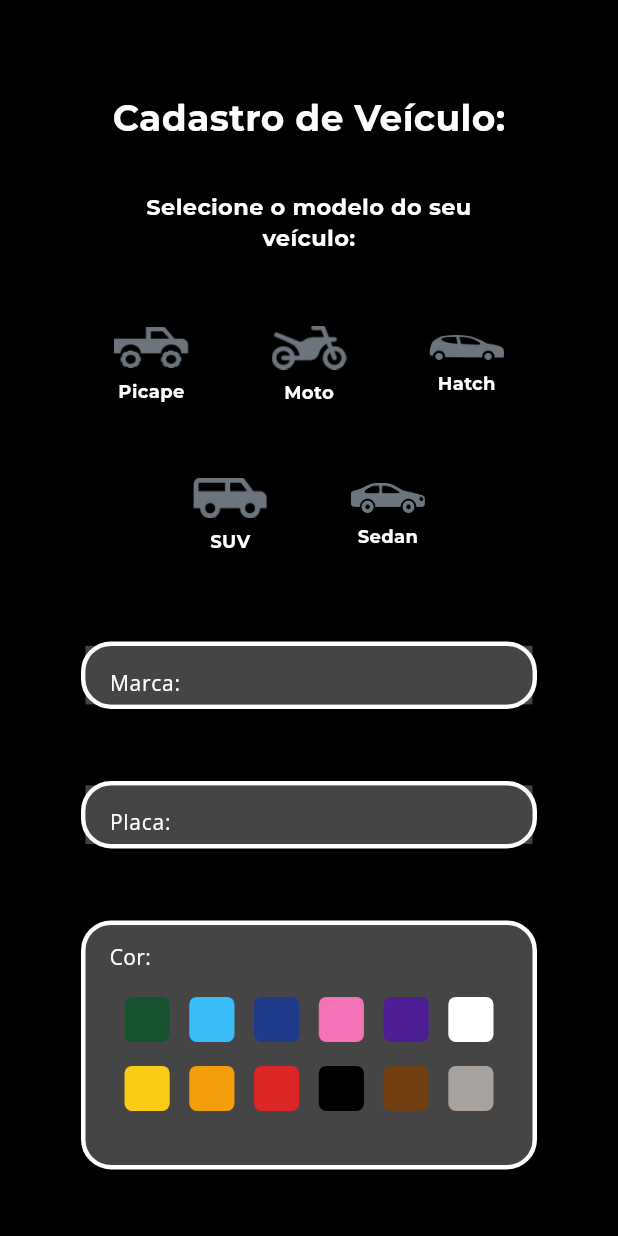
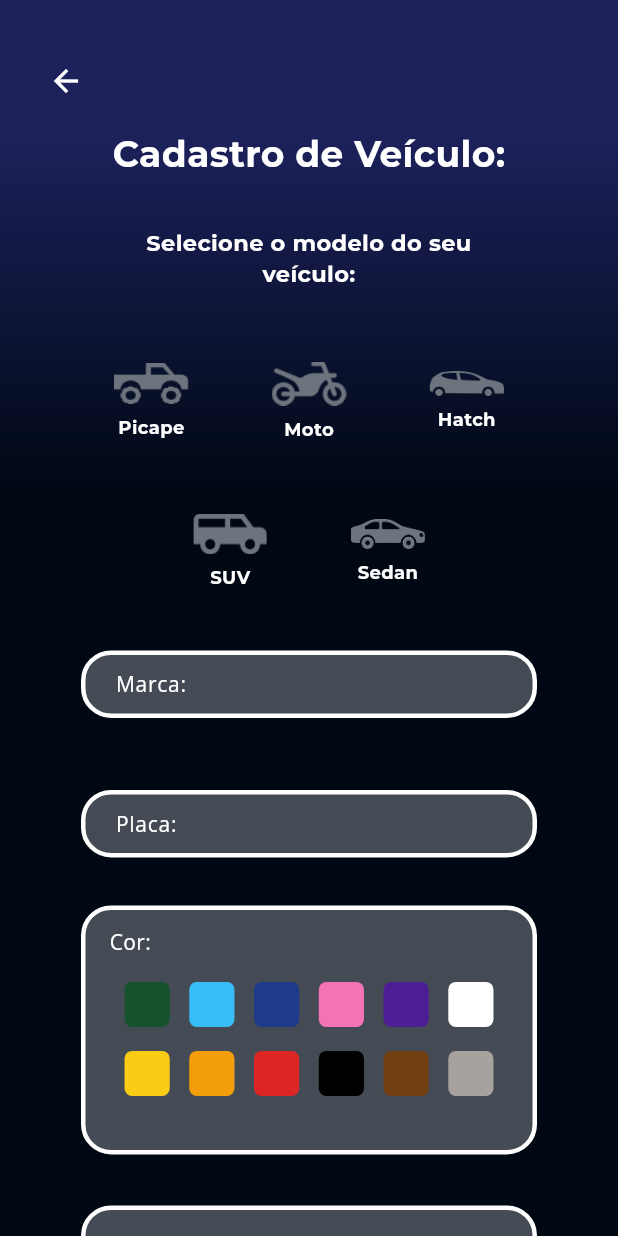
Before and after one commit to GuizinSX7/TCC-Neto-garage, a Flutter app: the screen it shows after launch, on a phone screen of 412 x 824 dp. Run offline on Flutter 3.47's test engine with Material 3 defaults, Android fonts, the light colour scheme and no system bars; our stand-ins replace firebase_core; accounts and stored records are empty.

Commit message:
veiculo alterações finais

```diff
--- a/tcc_neto_garage/lib/components/cadastroveiculoComp.dart
+++ b/tcc_neto_garage/lib/components/cadastroveiculoComp.dart
@@ -9,27 +9,54 @@ class Cadastroveiculo extends StatefulWidget {
 }
 
 class _CadastroveiculoState extends State<Cadastroveiculo> {
-  String? selectedIcon;
-  final _formKey = GlobalKey<FormState>(); // Armazena o ícone selecionado
+  String? selectedVehicle; // Variável para armazenar o veículo selecionado
+  String? selectedColor;   // Variável para armazenar a cor selecionada
+  final _formKey = GlobalKey<FormState>();
 
-  // Função para selecionar o ícone
-  void selectIcon(String iconName) {
+  // Função para selecionar o veículo
+  void selectVehicle(String vehicleName) {
     setState(() {
-      selectedIcon = iconName;
+      selectedVehicle = vehicleName;
+    });
+  }
+
+  // Função para selecionar a cor
+  void selectColor(String colorName) {
+    setState(() {
+      selectedColor = colorName;
     });
   }
 
   @override
   Widget build(BuildContext context) {
     return Scaffold(
-      backgroundColor: Colors.black,
-      body: Padding(
-        padding: const EdgeInsets.symmetric(
-            horizontal: 20), // Adiciona espaçamento lateral
+      body: Container(
+        decoration: BoxDecoration(
+          gradient: MyColors.gradienteGeral,
+        ),
+      child: SingleChildScrollView(
+        child: Padding(
+          padding: const EdgeInsets.symmetric(horizontal: 20),
           child: Column(
             crossAxisAlignment: CrossAxisAlignment.center,
             children: [
-            const SizedBox(height: 61),
+              const SizedBox(height: 30), // Espaço antes do botão de voltar
+              // Botão de voltar
+              Align(
+                alignment: Alignment.topLeft,
+                child: IconButton(
+                  icon: Icon(
+                    Icons.arrow_back,
+                    color: MyColors.branco1, // Cor do ícone
+                    size: 24, // Tamanho do ícone
+                  ),
+                  onPressed: () {
+                    // Navega de volta para a tela inicial (home)
+                    Navigator.of(context).pop();
+                  },
+                ),
+              ),
+              const SizedBox(height: 7),
               const Text(
                 'Cadastro de Veículo:',
                 style: TextStyle(
@@ -42,7 +69,7 @@ class _CadastroveiculoState extends State<Cadastroveiculo> {
               const SizedBox(height: 32),
               const Text(
                 'Selecione o modelo do seu \nveículo:',
-              textAlign: TextAlign.center, // Centraliza o texto
+                textAlign: TextAlign.center,
                 style: TextStyle(
                   fontSize: 15,
                   fontWeight: FontWeight.bold,
@@ -51,81 +78,57 @@ class _CadastroveiculoState extends State<Cadastroveiculo> {
                 ),
               ),
               const SizedBox(height: 40),
-
-            // Container para agrupar os ícones com padding lateral de 73
               Center(
                 child: Container(
                   child: Column(
                     children: [
-                    // Ícones superiores (Picape, Moto, Hatch)
                       Row(
-                      mainAxisAlignment: MainAxisAlignment
-                          .center, // Centraliza os ícones na linha
+                        mainAxisAlignment: MainAxisAlignment.center,
                         children: [
-                        _buildSelectableIcon(
-                            "picape", "assets/icons/Picape.png", "Picape"),
+                          _buildSelectableIcon("picape", "assets/icons/Picape.png", "Picape"),
                           const SizedBox(width: 39.11),
-                        _buildSelectableIcon(
-                            "moto", "assets/icons/Moto.png", "Moto"),
+                          _buildSelectableIcon("moto", "assets/icons/Moto.png", "Moto"),
                           const SizedBox(width: 39.11),
-                        _buildSelectableIcon(
-                            "hatch", "assets/icons/Hatch.png", "Hatch"),
+                          _buildSelectableIcon("hatch", "assets/icons/Hatch.png", "Hatch"),
                         ],
                       ),
                       const SizedBox(height: 32.11),
-                    // Ícones inferiores (SUV, Sedan)
                       Row(
                         mainAxisAlignment: MainAxisAlignment.center,
                         children: [
-                        _buildSelectableIcon(
-                            "suv", "assets/icons/SUV.png", "SUV"),
+                          _buildSelectableIcon("suv", "assets/icons/SUV.png", "SUV"),
                           const SizedBox(width: 39.11),
-                        _buildSelectableIcon(
-                            "sedan", "assets/icons/Sedan.png", "Sedan"),
+                          _buildSelectableIcon("sedan", "assets/icons/Sedan.png", "Sedan"),
                         ],
                       ),
                     ],
                   ),
                 ),
               ),
-
-            const SizedBox(height: 50),
-            buildForm(context), // Adiciona o formulário abaixo dos ícones
-
-            // Botões de cores
-            const SizedBox(
-                height: 48), // Espaço entre o campo "Placa:" e os botões de cor
-            // Container para os botões de cores
-            // Container para os botões de cores
-            // Container para os botões de cores
+              const SizedBox(height: 32),
+              buildForm(context),
+              const SizedBox(height: 32),
               Container(
                 width: 304,
                 height: 166,
                 decoration: BoxDecoration(
                   color: const Color.fromARGB(75, 233, 236, 239),
                   borderRadius: BorderRadius.circular(20),
-                border: Border.all(
-                    color: MyColors.branco1, width: 3), // Borda adicionada aqui
+                  border: Border.all(color: MyColors.branco1, width: 3),
                 ),
-              padding: const EdgeInsets.symmetric(
-                  horizontal: 16, vertical: 12), // Adiciona padding interno
+                padding: const EdgeInsets.symmetric(horizontal: 16, vertical: 12),
                 child: Column(
-                crossAxisAlignment:
-                    CrossAxisAlignment.start, // Alinha o texto à esquerda
+                  crossAxisAlignment: CrossAxisAlignment.start,
                   children: [
-                  // HintText "Cor:"
                     const Text(
                       "Cor:",
                       style: TextStyle(
                         fontSize: 14,
                         fontFamily: MyFonts.fontTerc,
-                      color: MyColors.branco1, // Ajuste conforme necessário
+                        color: MyColors.branco1,
                       ),
                     ),
-                  const SizedBox(
-                      height: 16), // Espaçamento de 16px antes dos botões
-
-                  // Primeira linha de botões de cores
+                    const SizedBox(height: 16),
                     Row(
                       mainAxisAlignment: MainAxisAlignment.center,
                       children: [
@@ -142,10 +145,7 @@ class _CadastroveiculoState extends State<Cadastroveiculo> {
                         _buildColorButton("color6", MyColors.branco1),
                       ],
                     ),
-                  const SizedBox(
-                      height: 16), // Mantém espaçamento igual entre as linhas
-
-                  // Segunda linha de botões de cores
+                    const SizedBox(height: 16),
                     Row(
                       mainAxisAlignment: MainAxisAlignment.center,
                       children: [
@@ -165,23 +165,82 @@ class _CadastroveiculoState extends State<Cadastroveiculo> {
                   ],
                 ),
               ),
+              const SizedBox(height: 34),
+              Container(
+                width: 304,
+                height: 87,
+                decoration: BoxDecoration(
+                  border: Border.all(color: MyColors.branco1, width: 3),
+                  borderRadius: BorderRadius.circular(20),
+                  color: const Color.fromARGB(75, 233, 236, 239),
+                ),
+                child: Material(
+                  color: Colors.transparent,
+                  child: TextFormField(
+                    cursorColor: MyColors.branco1,
+                    decoration: InputDecoration(
+                      fillColor: Colors.transparent,
+                      filled: true,
+                      hintText: "Observações: ",
+                      hintStyle: TextStyle(
+                        color: MyColors.branco1,
+                        fontSize: 14,
+                        fontFamily: MyFonts.fontTerc,
+                      ),
+                      border: InputBorder.none,
+                      alignLabelWithHint: true,
+                      contentPadding: EdgeInsets.symmetric(vertical: 20, horizontal: 16), // Ajuste do padding interno
+                    ),
+                    textAlignVertical: TextAlignVertical.center,
+                  ),
+                ),
+              ),
+              const SizedBox(height: 37),
+              Container(
+                width: 290,
+                height: 49,
+                decoration: BoxDecoration(
+                  borderRadius: BorderRadius.circular(20),
+                  color: MyColors.azul2,
+                ),
+                child: MaterialButton(
+                  onPressed: () {
+                    // Ação ao pressionar o botão
+                    if (selectedVehicle != null && selectedColor != null) {
+                      print("Veículo selecionado: $selectedVehicle");
+                      print("Cor selecionada: $selectedColor");
+                    } else {
+                      print("Selecione um veículo e uma cor antes de cadastrar.");
+                    }
+                  },
+                  child: Text(
+                    "Cadastrar seu veículo",
+                    style: TextStyle(
+                      color: MyColors.branco1,
+                      fontSize: 14,
+                      fontFamily: MyFonts.fontTerc,
+                    ),
+                  ),
+                ),
+              ),
+              const SizedBox(height: 62), // Espaço de 62 pixels após o botão
             ],
+          ),
+        ),
       ),
       ),
     );
   }
 
-  // Widget para construir os ícones clicáveis com texto
-  Widget _buildSelectableIcon(
-      String iconName, String assetPath, String vehicleName) {
-    bool isSelected = selectedIcon == iconName;
+  Widget _buildSelectableIcon(String iconName, String assetPath, String vehicleName) {
+    bool isSelected = selectedVehicle == iconName;
 
     return Column(
       mainAxisAlignment: MainAxisAlignment.center,
       crossAxisAlignment: CrossAxisAlignment.center,
       children: [
         GestureDetector(
-          onTap: () => selectIcon(iconName),
+          onTap: () => selectVehicle(iconName),
           child: Container(
             padding: const EdgeInsets.all(8),
             child: Column(
@@ -209,16 +268,11 @@ class _CadastroveiculoState extends State<Cadastroveiculo> {
     );
   }
 
-  // Função para criar os botões de cor
   Widget _buildColorButton(String colorName, Color color) {
-    bool isSelected = selectedIcon == colorName;
+    bool isSelected = selectedColor == colorName;
 
     return GestureDetector(
-      onTap: () {
-        setState(() {
-          selectedIcon = colorName;
-        });
-      },
+      onTap: () => selectColor(colorName),
       child: Container(
         width: 30.12,
         height: 30,
@@ -229,16 +283,15 @@ class _CadastroveiculoState extends State<Cadastroveiculo> {
         child: isSelected
             ? Center(
                 child: Container(
-                  width: 18, // Tamanho do círculo
+                  width: 18,
                   height: 18,
                   decoration: BoxDecoration(
-                    color:
-                        color == MyColors.branco1 ? Colors.black : Colors.white,
+                    color: color == MyColors.branco1 ? Colors.black : Colors.white,
                     shape: BoxShape.circle,
                   ),
                 ),
               )
-            : null, // Sem círculo quando não selecionado
+            : null,
       ),
     );
   }
@@ -254,13 +307,14 @@ class _CadastroveiculoState extends State<Cadastroveiculo> {
             decoration: BoxDecoration(
               border: Border.all(color: MyColors.branco1, width: 3),
               borderRadius: BorderRadius.circular(20),
+              color: const Color.fromARGB(75, 233, 236, 239),
             ),
             child: Material(
               color: Colors.transparent,
               child: TextFormField(
                 cursorColor: MyColors.branco1,
                 decoration: InputDecoration(
-                  fillColor: const Color.fromARGB(75, 233, 236, 239),
+                  fillColor: Colors.transparent,
                   filled: true,
                   hintText: "Marca: ",
                   hintStyle: TextStyle(
@@ -269,7 +323,9 @@ class _CadastroveiculoState extends State<Cadastroveiculo> {
                     fontFamily: MyFonts.fontTerc,
                   ),
                   border: InputBorder.none,
+                  contentPadding: EdgeInsets.symmetric(vertical: 12, horizontal: 16), // Ajuste do padding interno
                 ),
+                textAlignVertical: TextAlignVertical.center,
               ),
             ),
           ),
@@ -280,14 +336,14 @@ class _CadastroveiculoState extends State<Cadastroveiculo> {
             decoration: BoxDecoration(
               border: Border.all(color: MyColors.branco1, width: 3),
               borderRadius: BorderRadius.circular(20),
+              color: const Color.fromARGB(75, 233, 236, 239),
             ),
-
             child: Material(
               color: Colors.transparent,
               child: TextFormField(
                 cursorColor: MyColors.branco1,
                 decoration: InputDecoration(
-                  fillColor: const Color.fromARGB(75, 233, 236, 239),
+                  fillColor: Colors.transparent,
                   filled: true,
                   hintText: "Placa: ",
                   hintStyle: TextStyle(
@@ -296,7 +352,9 @@ class _CadastroveiculoState extends State<Cadastroveiculo> {
                     fontFamily: MyFonts.fontTerc,
                   ),
                   border: InputBorder.none,
+                  contentPadding: EdgeInsets.symmetric(vertical: 12, horizontal: 16), // Ajuste do padding interno
                 ),
+                textAlignVertical: TextAlignVertical.center,
               ),
             ),
           ),
--- a/tcc_neto_garage/lib/shared/style.dart
+++ b/tcc_neto_garage/lib/shared/style.dart
@@ -24,8 +24,8 @@ class MyColors{
     end: Alignment.bottomCenter,
   );
   static const LinearGradient gradienteGeral = LinearGradient(
-    colors: [MyColors.preto2, MyColors.azul3],
-    stops: [0.50, 1.0],
+    colors: [MyColors.azul3, MyColors.preto2],
+    stops: [0.1, 0.4],
     begin: Alignment.topCenter,
     end: Alignment.bottomCenter,
   );
--- a/tcc_neto_garage/pubspec.yaml
+++ b/tcc_neto_garage/pubspec.yaml
@@ -25,6 +25,7 @@ dev_dependencies:
 flutter:
   assets:
     - assets/icons/
+    - assets/images/
   uses-material-design: true
   fonts:
     - family: ABeeZee
@@ -35,6 +36,7 @@ flutter:
       fonts:
         - asset: assets/fonts/Montserrat-Italic-VariableFont_wght.ttf
         - asset: assets/fonts/Montserrat-VariableFont_wght.ttf
+        - asset: assets/fonts/Montserrat-Bold.ttf
     - family: OpenSans
       fonts:
         - asset: assets/fonts/OpenSans-Italic-VariableFont_wdth,wght.ttf
```
Also changed, not shown: tcc_neto_garage/assets/images/voltar.png (added). Lines whose indentation alone changed are shown as unchanged.
